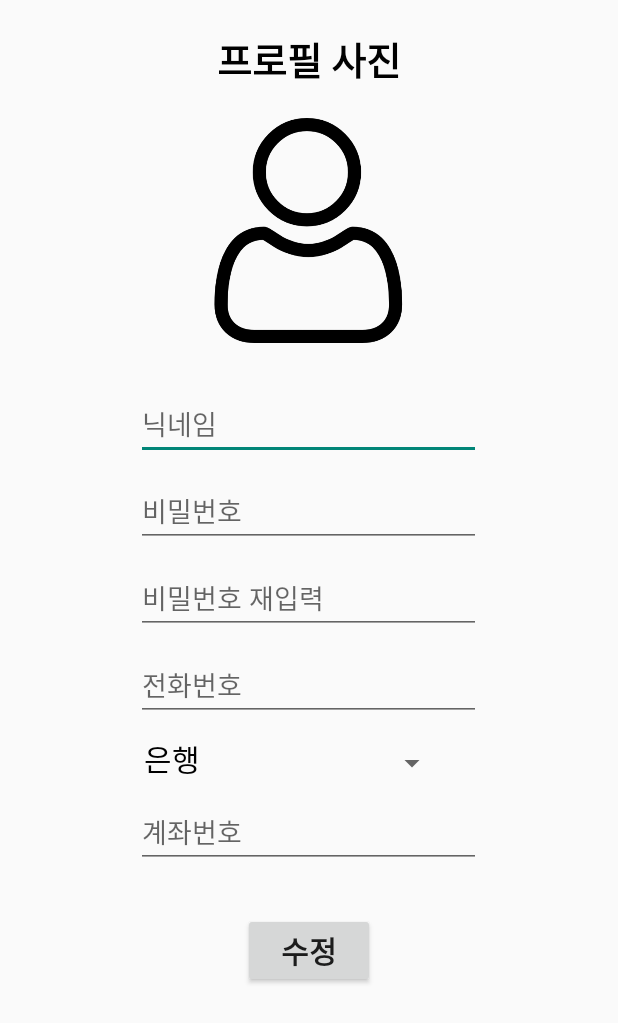
After one commit to ruptalk/RUP-App, an Android app: the UserInformationActivity screen opened directly, with no data from a screen before it, on a phone screen of 412 x 824 dp. The commit adds this screen. Shown: the top 1023 px of the screen. Run offline under Robolectric (Android 15) with nearby library versions, the phone set to English and light mode, and no system bars.

Commit message:
윤정-개인정보수정 진행중

```diff
--- a/ReducetheUseofPlastic/app/src/main/AndroidManifest.xml
+++ b/ReducetheUseofPlastic/app/src/main/AndroidManifest.xml
@@ -11,8 +11,9 @@
         android:label="@string/app_name"
         android:roundIcon="@mipmap/ic_launcher_round"
         android:supportsRtl="true"
-        android:theme="@style/Theme.ReducetheUseofPlastic">
-        <activity android:name=".AlarmFragment"></activity>
+        android:theme="@style/Theme.AppCompat.Light.NoActionBar">
+        <activity android:name=".UserInformationActivity"></activity>
+        <activity android:name=".AlarmFragment" />
 
         <meta-data
             android:name="com.google.android.actions"
--- a/ReducetheUseofPlastic/app/src/main/java/org/techtown/reducetheuseofplastic/MyPageBottomSheetDialog.java
+++ b/ReducetheUseofPlastic/app/src/main/java/org/techtown/reducetheuseofplastic/MyPageBottomSheetDialog.java
@@ -1,11 +1,16 @@
 package org.techtown.reducetheuseofplastic;
 
+import android.app.AlertDialog;
 import android.app.Dialog;
+import android.content.DialogInterface;
+import android.content.Intent;
 import android.os.Bundle;
+import android.text.InputType;
 import android.view.LayoutInflater;
 import android.view.View;
 import android.view.ViewGroup;
 import android.widget.Button;
+import android.widget.EditText;
 import android.widget.Toast;
 
 import androidx.annotation.NonNull;
@@ -19,8 +24,7 @@ public class MyPageBottomSheetDialog extends BottomSheetDialogFragment implement
     public static MyPageBottomSheetDialog getInstance() { return new MyPageBottomSheetDialog(); }
 
     private Button btn_modify, btn_point_return, btn_notice, btn_service, btn_logout;
-    MyCustomDialogFragment myCustomDialogFragment;
-    //private Dialog dialog1, dialog2, dialog3;
+    int res=1;
 
     @Nullable
     @Override
@@ -47,6 +51,33 @@ public class MyPageBottomSheetDialog extends BottomSheetDialogFragment implement
         switch(view.getId()){
             case R.id.btn_modify:
                 Toast.makeText(getContext(),"개인정보수정", Toast.LENGTH_SHORT).show();
+                final EditText editText=new EditText(getActivity());
+                editText.setInputType(InputType.TYPE_TEXT_VARIATION_PASSWORD);
+
+                AlertDialog.Builder dialog=new AlertDialog.Builder(getActivity());
+                dialog.setTitle("비밀번호를 입력하세요.");
+                dialog.setView(editText);
+                dialog.setPositiveButton("입력", new DialogInterface.OnClickListener() {
+                    @Override
+                    public void onClick(DialogInterface dialog, int which) {
+                        String password=editText.getText().toString();
+                        /*
+                        여기에 파이어베이스에서 비밀번호 맞는지 확인
+                         */
+                        //비번 맞으면
+                        res=0;
+                        //비번 틀리면
+                        res=1;
+                        if(res==1){
+                            Intent intent=new Intent(getActivity(), UserInformationActivity.class);
+                            startActivity(intent);
+                        }
+                        else {
+                            Toast.makeText(getContext(),"비밀번호가 맞지 않습니다. 다시 입력해주세요.",Toast.LENGTH_SHORT).show();
+                            dismiss();
+                        }
+                    }
+                }).setNegativeButton("취소",null).show();
                 break;
             case R.id.btn_point_return:
                 Toast.makeText(getContext(),"포인트 반환하기",Toast.LENGTH_SHORT).show();
--- /dev/null
+++ b/ReducetheUseofPlastic/app/src/main/java/org/techtown/reducetheuseofplastic/UserInformationActivity.java
@@ -0,0 +1,62 @@
+package org.techtown.reducetheuseofplastic;
+
+import androidx.appcompat.app.AppCompatActivity;
+
+import android.content.Intent;
+import android.os.Bundle;
+import android.view.View;
+import android.widget.Button;
+import android.widget.EditText;
+import android.widget.ImageButton;
+import android.widget.Spinner;
+
+public class UserInformationActivity extends AppCompatActivity {
+
+    private ImageButton img_modify_user;
+    private EditText edit_modify_nickname, edit_modify_password, edit_modify_password2,
+                    edit_modify_phone, edit_modify_account;
+    private Button btn_user_modify;
+    private Spinner spinner_bank;
+
+    private String nickname, pw, pw2, phone, account;
+
+    @Override
+    protected void onCreate(Bundle savedInstanceState) {
+        super.onCreate(savedInstanceState);
+        setContentView(R.layout.user_information);
+
+        img_modify_user=(ImageButton)findViewById(R.id.img_modifiy_user);
+        edit_modify_nickname=(EditText)findViewById(R.id.edit_modify_nickname);
+        edit_modify_password=(EditText)findViewById(R.id.edit_modify_password);
+        edit_modify_password2=(EditText)findViewById(R.id.edit_modify_password2);
+        edit_modify_phone=(EditText)findViewById(R.id.edit_modify_phone);
+        edit_modify_account=(EditText)findViewById(R.id.edit_modify_account);
+        btn_user_modify=(Button)findViewById(R.id.btn_user_modify);
+        spinner_bank=(Spinner)findViewById(R.id.spinner_bank);
+
+        nickname=edit_modify_nickname.getText().toString();
+        pw=edit_modify_password.getText().toString();
+        pw2=edit_modify_password2.getText().toString();
+        phone=edit_modify_phone.getText().toString();
+        account=edit_modify_account.getText().toString();
+
+        img_modify_user.setOnClickListener(new View.OnClickListener(){
+            @Override
+            public void onClick(View v) {
+                //개인 폰의 갤러리로 이동하게
+            }
+        });
+
+        btn_user_modify.setOnClickListener(new View.OnClickListener(){
+            @Override
+            public void onClick(View v) {
+                if(pw.equals(pw2)){
+
+                }
+
+                Intent intent=new Intent(UserInformationActivity.this, MyPageActivity.class);
+                startActivity(intent);
+            }
+        });
+    }
+}
--- /dev/null
+++ b/ReducetheUseofPlastic/app/src/main/res/layout/user_information.xml
@@ -0,0 +1,119 @@
+<?xml version="1.0" encoding="utf-8"?>
+<RelativeLayout xmlns:android="http://schemas.android.com/apk/res/android"
+    xmlns:app="http://schemas.android.com/apk/res-auto"
+    xmlns:tools="http://schemas.android.com/tools"
+    android:layout_width="match_parent"
+    android:layout_height="match_parent"
+    tools:context=".UserInformationActivity">
+
+    <TextView
+        android:id="@+id/tv"
+        android:layout_width="wrap_content"
+        android:layout_height="wrap_content"
+        android:layout_alignParentTop="true"
+        android:layout_centerInParent="true"
+        android:layout_marginTop="20dp"
+        android:layout_marginLeft="10dp"
+        android:text="프로필 사진"
+        android:textColor="#000000"
+        android:textSize="25dp"
+        android:textStyle="bold"/>
+
+    <ImageButton
+        android:id="@+id/img_modifiy_user"
+        android:layout_width="150dp"
+        android:layout_height="150dp"
+        android:layout_below="@id/tv"
+        android:layout_marginTop="20dp"
+        android:layout_centerHorizontal="true"
+        android:background="@drawable/user"/>
+
+    <EditText
+        android:id="@+id/edit_modify_nickname"
+        android:layout_width="230dp"
+        android:layout_height="wrap_content"
+        android:layout_below="@id/img_modifiy_user"
+        android:layout_centerInParent="true"
+        android:layout_marginTop="30dp"
+        android:hint="닉네임"
+        android:textSize="18dp"/>
+
+
+
+    <EditText
+        android:id="@+id/edit_modify_password"
+        android:layout_width="230dp"
+        android:layout_height="wrap_content"
+        android:layout_below="@id/edit_modify_nickname"
+        android:layout_centerInParent="true"
+        android:layout_marginTop="10dp"
+        android:hint="비밀번호"
+        android:textSize="18dp"/>
+
+
+
+    <EditText
+        android:id="@+id/edit_modify_password2"
+        android:layout_width="230dp"
+        android:layout_height="wrap_content"
+        android:layout_below="@id/edit_modify_password"
+        android:layout_centerInParent="true"
+        android:layout_marginTop="10dp"
+        android:hint="비밀번호 재입력"
+        android:textSize="18dp"/>
+
+    <EditText
+        android:id="@+id/edit_modify_phone"
+        android:layout_width="230dp"
+        android:layout_height="wrap_content"
+        android:layout_below="@id/edit_modify_password2"
+        android:layout_centerInParent="true"
+        android:layout_marginTop="10dp"
+        android:hint="전화번호"
+        android:textSize="18dp"/>
+
+    <TextView
+        android:id="@+id/tv1"
+        android:layout_width="wrap_content"
+        android:layout_height="wrap_content"
+        android:layout_below="@id/edit_modify_phone"
+        android:layout_alignLeft="@id/edit_modify_phone"
+        android:layout_marginTop="10dp"
+        android:layout_marginLeft="5dp"
+        android:text="은행"
+        android:textColor="#000000"
+        android:textSize="20dp"/>
+
+
+    <Spinner
+        android:id="@+id/spinner_bank"
+        android:layout_width="150dp"
+        android:layout_height="wrap_content"
+        android:layout_toRightOf="@id/tv1"
+        android:layout_alignBottom="@id/tv1"
+        android:layout_marginLeft="15dp"
+        android:spinnerMode="dropdown"/>
+
+    <EditText
+        android:id="@+id/edit_modify_account"
+        android:layout_width="230dp"
+        android:layout_height="wrap_content"
+        android:layout_below="@id/tv1"
+        android:layout_centerInParent="true"
+        android:layout_marginTop="10dp"
+        android:hint="계좌번호"
+        android:textSize="18dp"/>
+
+    <Button
+        android:id="@+id/btn_user_modify"
+        android:layout_width="wrap_content"
+        android:layout_height="wrap_content"
+        android:layout_centerInParent="true"
+        android:layout_below="@id/edit_modify_account"
+        android:layout_marginTop="30dp"
+        android:text="수정"
+        android:textSize="20dp"
+        android:textStyle="bold"/>
+
+
+</RelativeLayout>
--- a/ReducetheUseofPlastic/app/src/main/res/values/styles.xml
+++ b/ReducetheUseofPlastic/app/src/main/res/values/styles.xml
@@ -5,4 +5,7 @@
         <item name="android:windowEnterAnimation">@xml/open</item>
         <item name="android:windowExitAnimation">@xml/close</item>
     </style>
+
+
+
 </resources>
```
